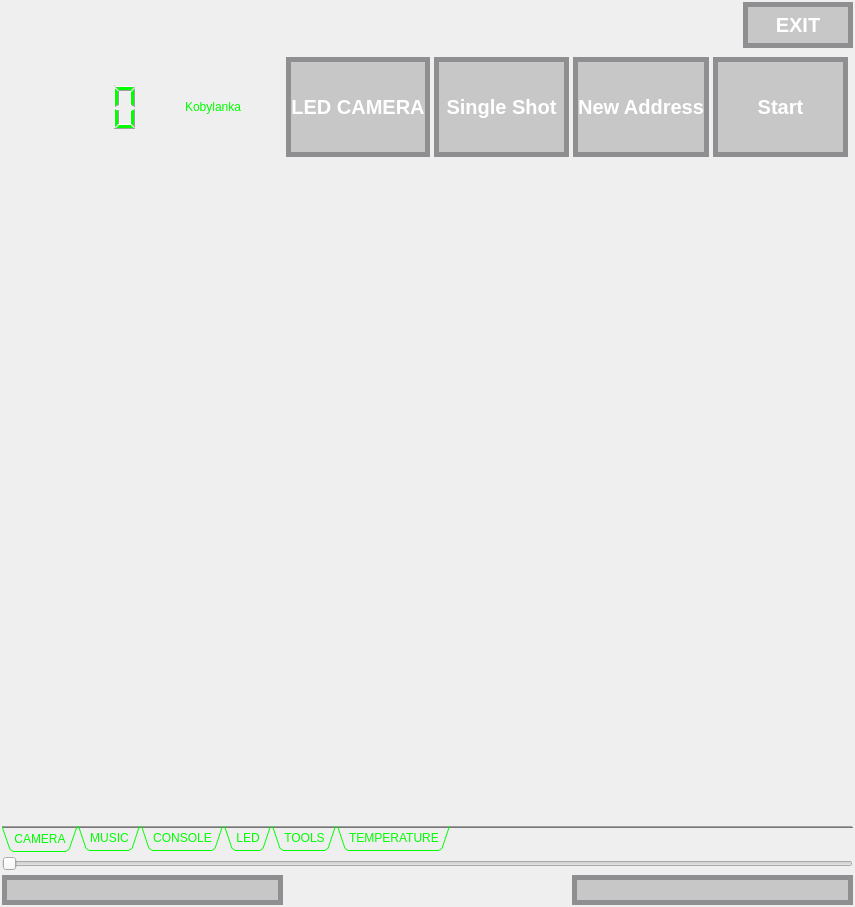
The window that iDom_Client/idom_client.ui (cyniu88/QT_kurs) describes before a commit, drawn with Qt 5.
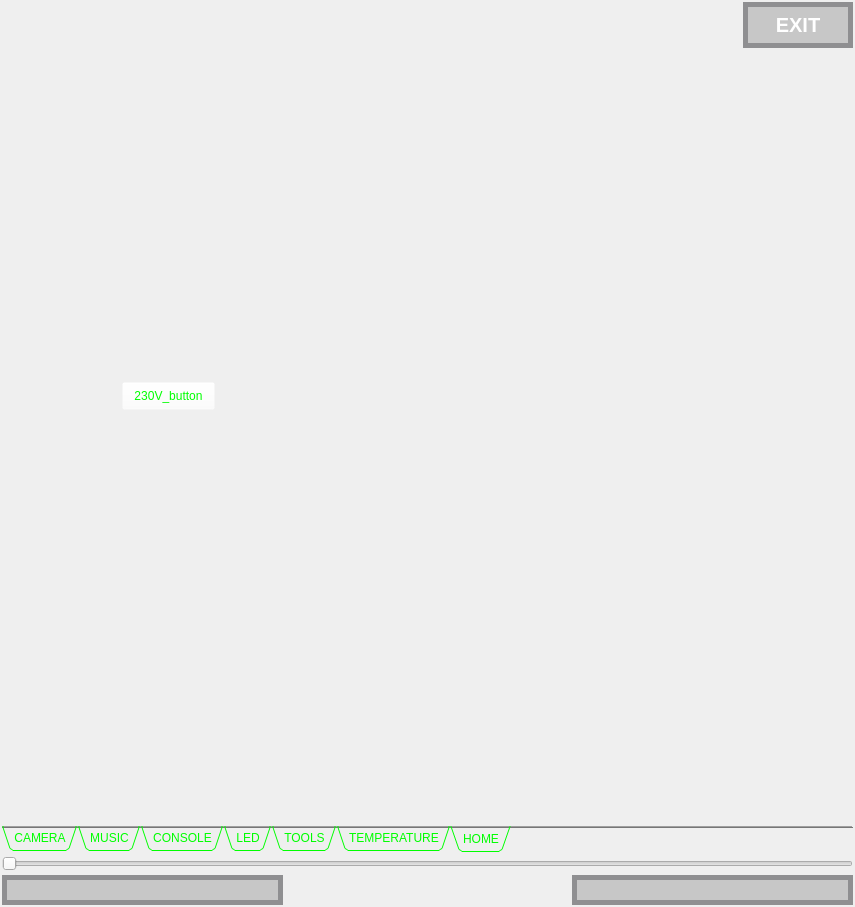
The same window after the commit. The open tabs and pages were chosen to show the change. Icons and pictures are not drawn. Custom widgets are drawn as their Qt base class.

What changed in the file:
```diff
--- a/iDom_Client/idom_client.ui
+++ b/iDom_Client/idom_client.ui
@@ -141,8 +141,8 @@
               <rect>
                <x>0</x>
                <y>0</y>
-               <width>815</width>
-               <height>722</height>
+               <width>807</width>
+               <height>689</height>
               </rect>
              </property>
              <layout class="QVBoxLayout" name="verticalLayout_6">
@@ -208,11 +208,7 @@
                    <set>Qt::ImhNone</set>
                   </property>
                   <property name="text">
-                   <string>LED CAMERA</string>
-                  </property>
-                  <property name="icon">
-                   <iconset resource="ikony.qrc">
-                    <normaloff>:/new/prefix1/files/svg/light-bulb-OFF.svg</normaloff>:/new/prefix1/files/svg/light-bulb-OFF.svg</iconset>
+                   <string>LED</string>
                   </property>
                   <property name="iconSize">
                    <size>
@@ -224,10 +220,10 @@
                    <bool>true</bool>
                   </property>
                   <property name="checked">
-                   <bool>true</bool>
+                   <bool>false</bool>
                   </property>
                   <property name="autoDefault">
-                   <bool>true</bool>
+                   <bool>false</bool>
                   </property>
                   <property name="default">
                    <bool>false</bool>
@@ -2617,6 +2613,27 @@
         </item>
        </layout>
       </widget>
+      <widget class="QWidget" name="HOME">
+       <attribute name="title">
+        <string>HOME</string>
+       </attribute>
+       <widget class="QPushButton" name="button_230v_printer">
+        <property name="geometry">
+         <rect>
+          <x>120</x>
+          <y>330</y>
+          <width>93</width>
+          <height>28</height>
+         </rect>
+        </property>
+        <property name="text">
+         <string>230V_button</string>
+        </property>
+        <property name="checkable">
+         <bool>true</bool>
+        </property>
+       </widget>
+      </widget>
      </widget>
     </item>
     <item row="0" column="0">
```
Left out of the diff: 12 changed lines with no effect on the pictures.
